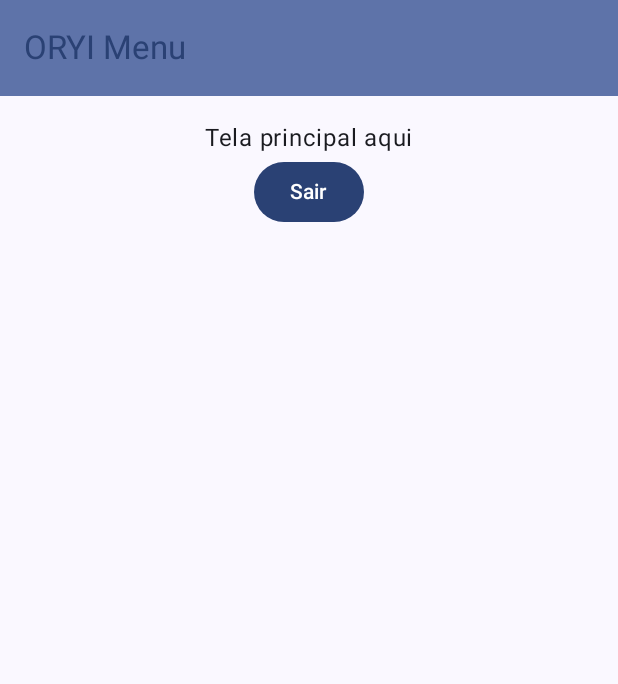
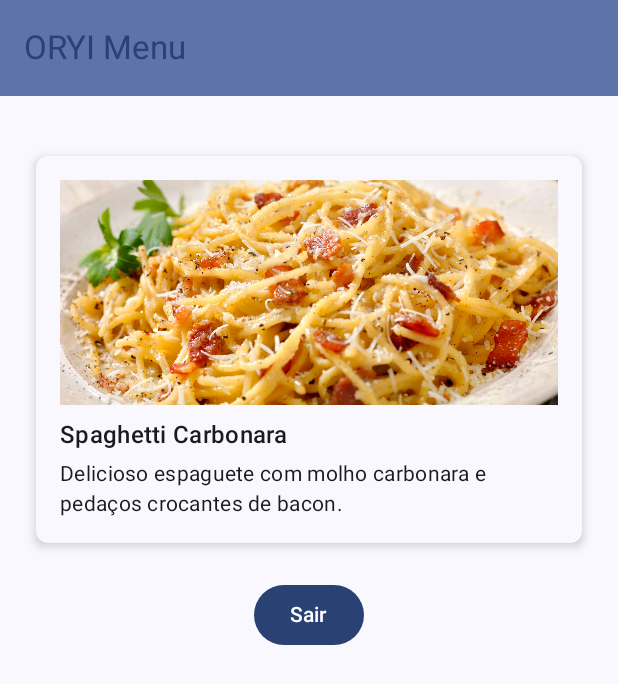
Before and after one commit to yagocdj/oriy-menu, an Android app built with Jetpack Compose: the HomeScreen screen opened through its navigation route, on a phone screen of 412 x 824 dp. Shown: the top 684 px of the screen. Run offline under Robolectric (Android 15) with nearby library versions, the phone set to English and light mode, and no system bars.

Commit message:
feat: implementação de card de cardapio
- necessita revisar tamanho
- colocar cards em row para acomodar mais cards em fileira na tela

```diff
--- a/app/src/main/java/br/edu/ifpb/pdm/oriymenu/ui/theme/screens/Home.kt
+++ b/app/src/main/java/br/edu/ifpb/pdm/oriymenu/ui/theme/screens/Home.kt
@@ -1,20 +1,81 @@
 package br.edu.ifpb.pdm.oriymenu.ui.theme.screens
 
 
+import androidx.compose.foundation.Image
 import androidx.compose.foundation.layout.Column
+import androidx.compose.foundation.layout.Spacer
 import androidx.compose.foundation.layout.fillMaxSize
+import androidx.compose.foundation.layout.fillMaxWidth
+import androidx.compose.foundation.layout.height
+import androidx.compose.foundation.layout.padding
+import androidx.compose.foundation.shape.RoundedCornerShape
 import androidx.compose.material3.Button
+import androidx.compose.material3.Card
+import androidx.compose.material3.CardDefaults
+import androidx.compose.material3.MaterialTheme
 import androidx.compose.material3.Text
 import androidx.compose.runtime.Composable
 import androidx.compose.ui.Alignment
 import androidx.compose.ui.Modifier
+import androidx.compose.ui.layout.ContentScale
+import androidx.compose.ui.res.painterResource
+import androidx.compose.ui.unit.dp
+import androidx.compose.ui.unit.sp
+import br.edu.ifpb.pdm.oriymenu.R
 
 @Composable
 fun HomeScreen(modifier: Modifier = Modifier, onLogoffClick: () -> Unit) {
-    Column (horizontalAlignment = Alignment.CenterHorizontally, modifier = modifier.fillMaxSize()) {
-        Text(text = "Tela principal aqui")
+    Column(
+        horizontalAlignment = Alignment.CenterHorizontally,
+        modifier = modifier
+            .fillMaxSize()
+            .padding(16.dp)
+    ) {
+        // Card de prato
+        CardPrato(
+            imageRes = R.drawable.espaguete, // Substitua pela imagem do prato
+            name = "Spaghetti Carbonara",
+            description = "Delicioso espaguete com molho carbonara e pedaços crocantes de bacon."
+        )
+
+        Spacer(modifier = Modifier.height(16.dp)) // Espaço entre o card e o botão
+
+        // Botão "Sair"
         Button(onClick = { onLogoffClick() }) {
             Text("Sair")
         }
     }
 }
+
+@Composable
+fun CardPrato(imageRes: Int, name: String, description: String) {
+    Card(
+        modifier = Modifier
+            .fillMaxWidth()
+            .padding(8.dp),
+        shape = RoundedCornerShape(8.dp),
+        colors = CardDefaults.cardColors(
+            containerColor = MaterialTheme.colorScheme.surface
+        ),
+        elevation = CardDefaults.cardElevation(
+            defaultElevation = 4.dp
+        ))
+    {
+        Column(
+            modifier = Modifier.padding(16.dp)
+        ) {
+            Image(
+                painter = painterResource(id = imageRes),
+                contentDescription = name,
+                modifier = Modifier
+                    .fillMaxWidth()
+                    .height(150.dp),
+                contentScale = ContentScale.Crop
+            )
+            Spacer(modifier = Modifier.height(8.dp))
+            Text(text = name, style = MaterialTheme.typography.titleMedium)
+            Spacer(modifier = Modifier.height(4.dp))
+            Text(text = description, style = MaterialTheme.typography.bodyMedium, fontSize = 14.sp)
+        }
+    }
+}
```
Also changed, not shown: app/src/main/res/drawable/espaguete.jpg (added).
